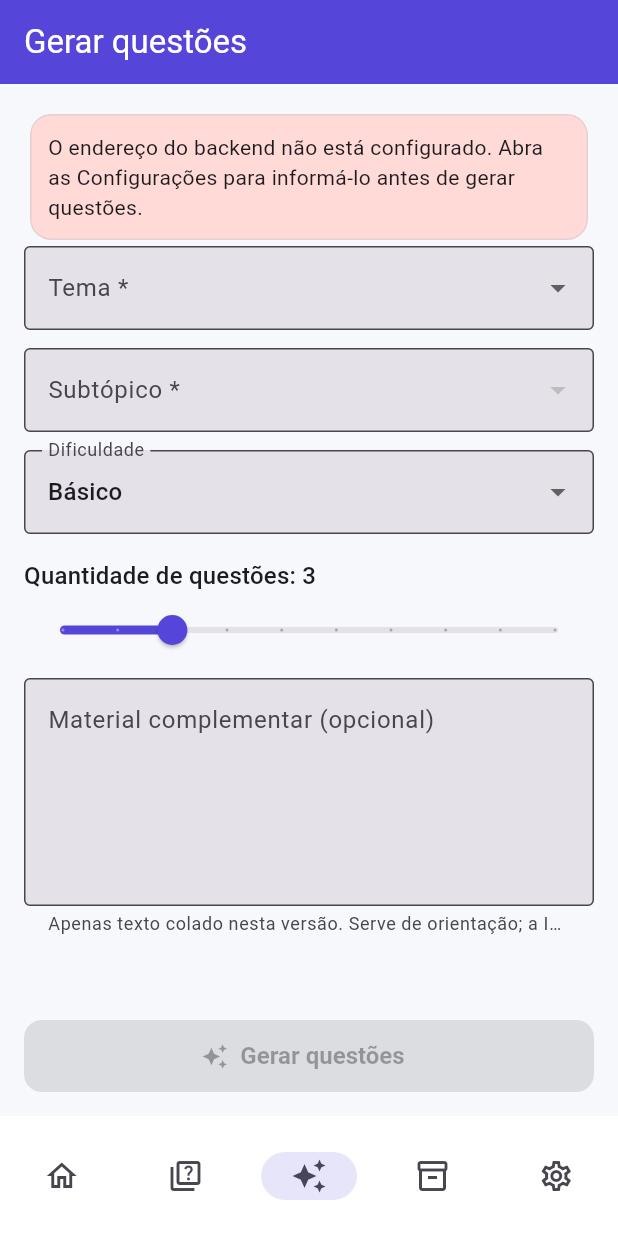
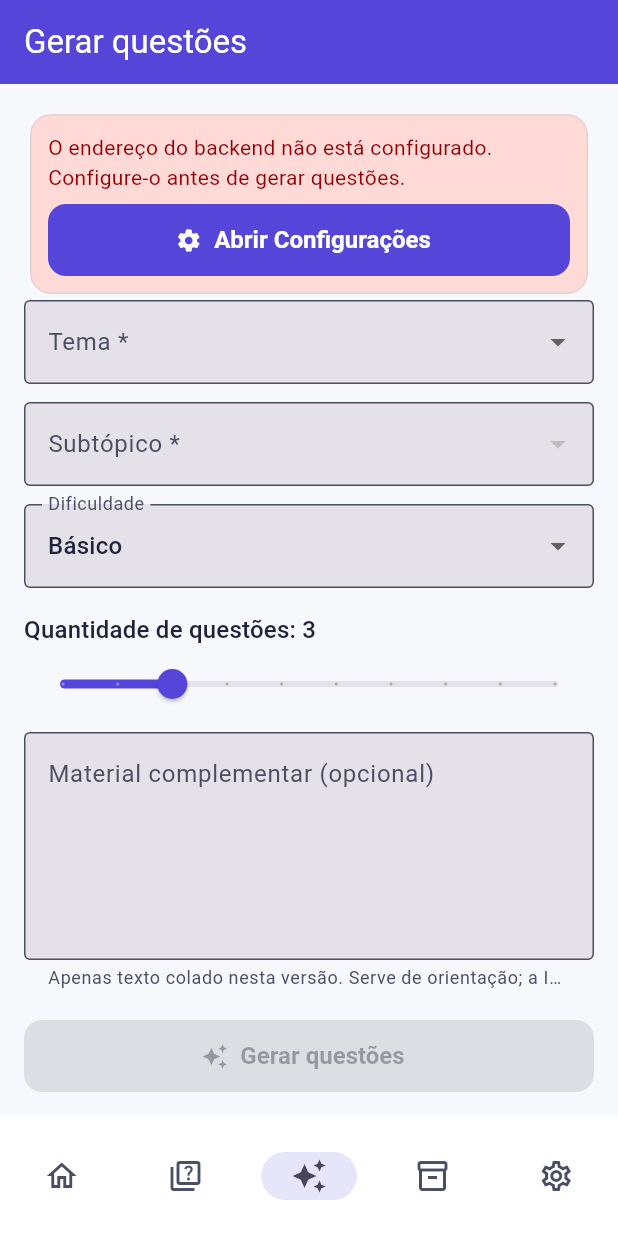
Before and after one commit to HoudiniGM/QUIZtion2, a Flutter app: the screen it shows after launch, item 3 of the bottom bar chosen, on a phone screen of 412 x 824 dp. Run offline on Flutter 3.47's test engine with Material 3 defaults, Android fonts, the phone set to English and light mode, and no system bars; our stand-ins replace drift, drift_flutter, go_router, shared_preferences; accounts and stored records are empty; generated files the repository leaves out were written again.

Commit message:
feat(app): theme toggle, better contrast, collapsible results, settings shortcut
- Settings: light/dark/system theme selector (default light), persisted;
  wired into MaterialApp.themeMode.
- Theme: stronger contrast (explicit onSurface/onSurfaceVariant; lighter
  primary + dark onPrimary in dark mode) to fix dark-on-dark text.
- Results: questions start collapsed, one expands at a time; 'Voltar'
  button fixed in the bottom bar.
- Generate: the 'no backend URL' warning now has an 'Abrir Configuracoes'
  shortcut.

```diff
--- a/app/lib/data/settings_repository.dart
+++ b/app/lib/data/settings_repository.dart
@@ -1,6 +1,7 @@
+import 'package:flutter/material.dart';
 import 'package:shared_preferences/shared_preferences.dart';
 
-/// Stores simple app settings locally. For now, only the backend base URL.
+/// Stores simple app settings locally: backend base URL and theme mode.
 ///
 /// Resolution order for the backend URL:
 ///   1. a value saved by the user in Settings (if any);
@@ -8,6 +9,7 @@ import 'package:shared_preferences/shared_preferences.dart';
 ///   3. otherwise an empty string (generation disabled until configured).
 class SettingsRepository {
   static const _backendUrlKey = 'backend_url';
+  static const _themeModeKey = 'theme_mode';
 
   /// Compile-time default, e.g.:
   ///   flutter run --dart-define=BACKEND_URL=http://192.168.0.10:3000
@@ -39,4 +41,26 @@ class SettingsRepository {
   Future<void> clearBackendUrl() async {
     await _prefs.remove(_backendUrlKey);
   }
+
+  /// Theme mode preference. Default is light.
+  ThemeMode get themeMode {
+    switch (_prefs.getString(_themeModeKey)) {
+      case 'dark':
+        return ThemeMode.dark;
+      case 'system':
+        return ThemeMode.system;
+      case 'light':
+      default:
+        return ThemeMode.light;
+    }
+  }
+
+  Future<void> setThemeMode(ThemeMode mode) async {
+    final value = switch (mode) {
+      ThemeMode.dark => 'dark',
+      ThemeMode.system => 'system',
+      ThemeMode.light => 'light',
+    };
+    await _prefs.setString(_themeModeKey, value);
+  }
 }
--- a/app/lib/main.dart
+++ b/app/lib/main.dart
@@ -45,11 +45,13 @@ class _AppRootState extends State<_AppRoot> {
 
   @override
   Widget build(BuildContext context) {
+    final themeMode = context.watch<AppState>().themeMode;
     return MaterialApp.router(
       title: 'QUIZtion',
       debugShowCheckedModeBanner: false,
       theme: AppTheme.light,
       darkTheme: AppTheme.dark,
+      themeMode: themeMode,
       routerConfig: _router,
     );
   }
--- a/app/lib/state/app_state.dart
+++ b/app/lib/state/app_state.dart
@@ -1,4 +1,4 @@
-import 'package:flutter/foundation.dart';
+import 'package:flutter/material.dart';
 
 import '../data/question_repository.dart';
 import '../data/sample_data.dart';
@@ -17,6 +17,13 @@ class AppState extends ChangeNotifier {
   AppState(this._repo, this._settings) : _seeder = DataSeeder(_repo);
 
   SettingsRepository get settings => _settings;
+
+  ThemeMode get themeMode => _settings.themeMode;
+
+  Future<void> setThemeMode(ThemeMode mode) async {
+    await _settings.setThemeMode(mode);
+    notifyListeners();
+  }
 
   bool _loading = true;
   bool get loading => _loading;
--- a/app/lib/ui/screens/generate_screen.dart
+++ b/app/lib/ui/screens/generate_screen.dart
@@ -1,4 +1,5 @@
 import 'package:flutter/material.dart';
+import 'package:go_router/go_router.dart';
 import 'package:provider/provider.dart';
 
 import '../../domain/difficulty.dart';
@@ -179,13 +180,29 @@ class _BackendWarning extends StatelessWidget {
 
   @override
   Widget build(BuildContext context) {
+    final scheme = Theme.of(context).colorScheme;
     return Card(
-      color: Theme.of(context).colorScheme.errorContainer,
-      child: const Padding(
-        padding: EdgeInsets.all(12),
-        child: Text(
-          'O endereço do backend não está configurado. Abra as Configurações '
-          'para informá-lo antes de gerar questões.',
+      color: scheme.errorContainer,
+      child: Padding(
+        padding: const EdgeInsets.all(12),
+        child: Column(
+          crossAxisAlignment: CrossAxisAlignment.start,
+          children: [
+            Text(
+              'O endereço do backend não está configurado. Configure-o antes '
+              'de gerar questões.',
+              style: TextStyle(color: scheme.onErrorContainer),
+            ),
+            const SizedBox(height: 8),
+            Align(
+              alignment: Alignment.centerRight,
+              child: FilledButton.icon(
+                icon: const Icon(Icons.settings),
+                label: const Text('Abrir Configurações'),
+                onPressed: () => context.go('/settings'),
+              ),
+            ),
+          ],
         ),
       ),
     );
--- a/app/lib/ui/theme.dart
+++ b/app/lib/ui/theme.dart
@@ -23,7 +23,12 @@ abstract class AppTheme {
       primary: BrandColors.primary,
       secondary: BrandColors.secondary,
       brightness: Brightness.light,
-    ).copyWith(surface: Colors.white);
+    ).copyWith(
+      // High-contrast text on light surfaces.
+      surface: Colors.white,
+      onSurface: BrandColors.dark,
+      onSurfaceVariant: const Color(0xFF4A4E63),
+    );
 
     return _base(scheme).copyWith(
       scaffoldBackgroundColor: BrandColors.lightBackground,
@@ -36,7 +41,15 @@ abstract class AppTheme {
       primary: BrandColors.primary,
       secondary: BrandColors.secondary,
       brightness: Brightness.dark,
-    ).copyWith(surface: const Color(0xFF2A2F4A));
+    ).copyWith(
+      // Lighter violet primary reads better on dark surfaces.
+      primary: const Color(0xFF9D93F0),
+      onPrimary: BrandColors.dark,
+      // Elevated surface, clearly lighter than the navy background.
+      surface: const Color(0xFF2A2F4A),
+      onSurface: Colors.white,
+      onSurfaceVariant: const Color(0xFFC7CAD9),
+    );
 
     return _base(scheme).copyWith(
       scaffoldBackgroundColor: BrandColors.dark,
```
Also changed, not shown: app/lib/ui/screens/results_screen.dart (+62 -8 lines), app/lib/ui/screens/settings_screen.dart (+25 -1 lines).
